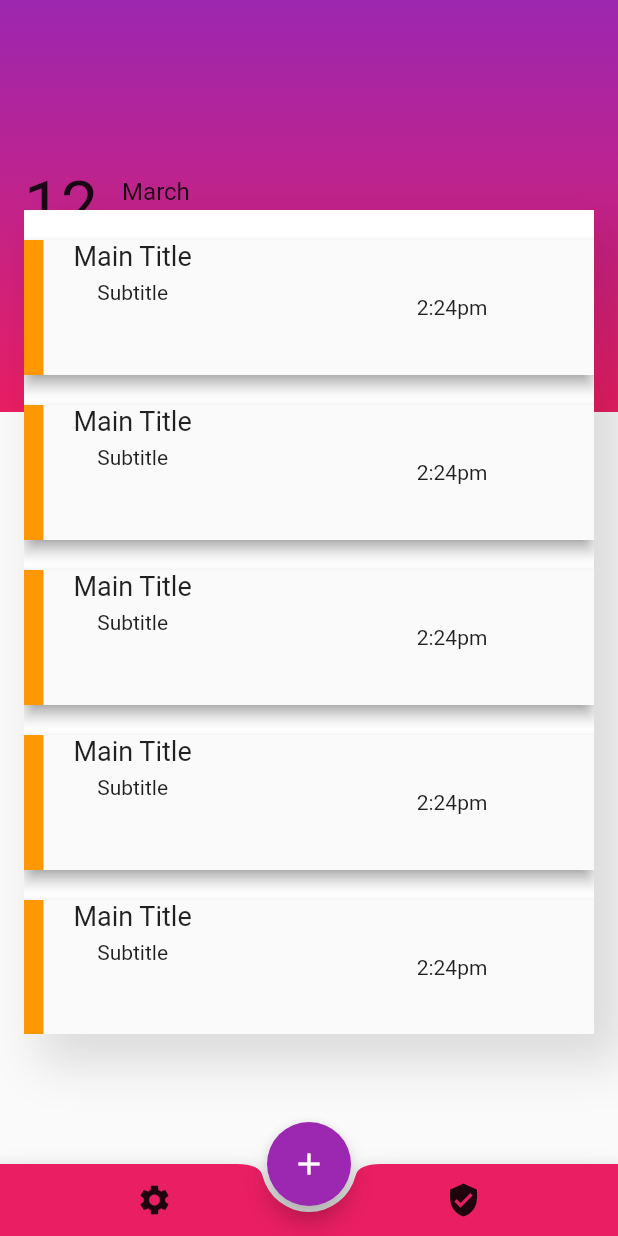
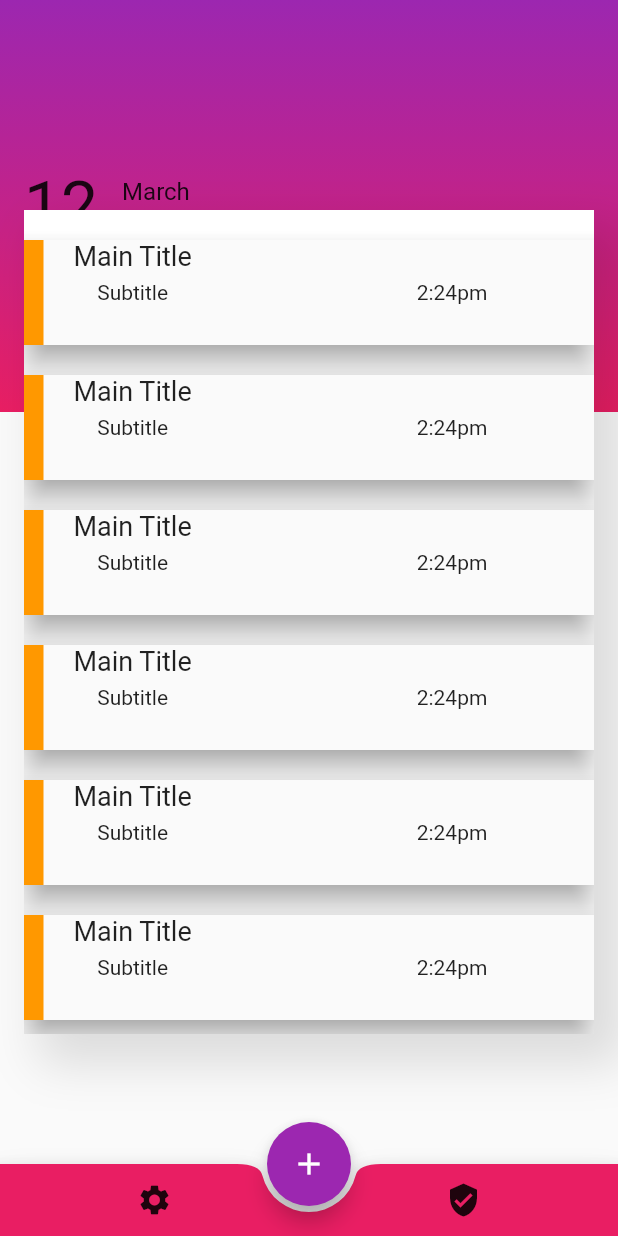
Before and after one commit to uzairleo/Flutter_TaskList-anotherSmartApproach-, a Flutter app: the screen it shows after launch, on a phone screen of 412 x 824 dp. Run offline on Flutter 3.47's test engine with Material 2 defaults, Android fonts, the phone set to English and light mode, and no system bars.

Commit message:
ListTile height setted

```diff
--- a/lib/main.dart
+++ b/lib/main.dart
@@ -112,12 +112,12 @@ class _TaskKeeperState extends State<TaskKeeper> {
   Widget taskListTile()
   {
     return Container(
-      height: 90,
+      height: 70,
       margin: EdgeInsets.only(top:20.0),
       // width: 200,
       child: Material(
         shadowColor: Colors.grey,
-        elevation: 4.0,
+        elevation: 8.0,
         child: Row(
           mainAxisAlignment:MainAxisAlignment.start,
           children: <Widget>[
```
